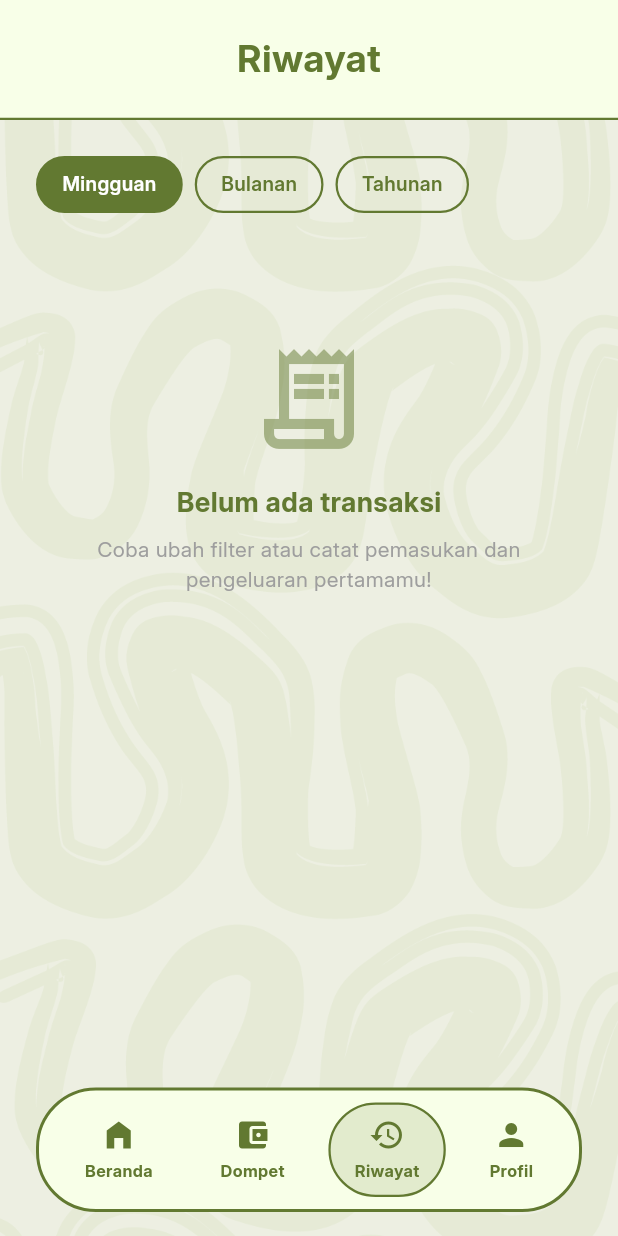
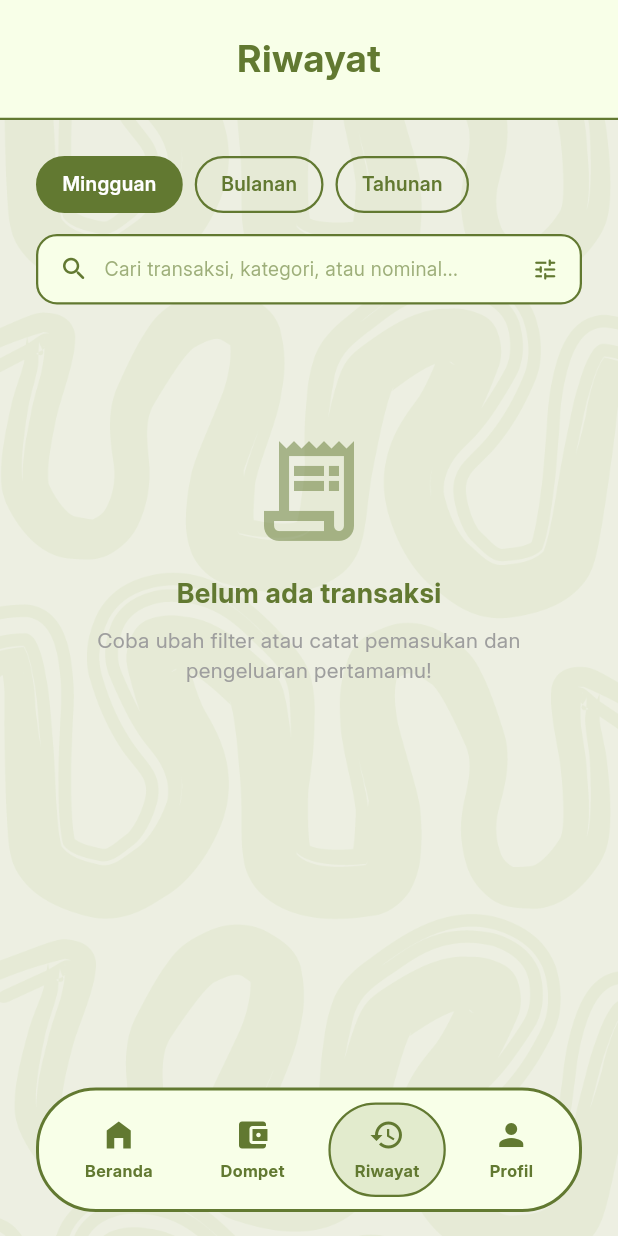
Before and after one commit to ElFahrezaSufi/Teenancial, a Flutter app: the screen it shows once a user with an empty profile is signed in, item 3 of the bottom bar chosen, on a phone screen of 412 x 824 dp. Run offline on Flutter 3.47's test engine with Material 3 defaults, Android fonts, the phone set to English and light mode, and no system bars; our stand-ins replace cached_network_image, cloud_firestore, firebase_auth, firebase_core, flutter_local_notifications, flutter_svg and 6 more; accounts and stored records are empty.

Commit message:
feat(history): add search shortcut on history screen

```diff
--- a/lib/models/transaction_model.dart
+++ b/lib/models/transaction_model.dart
@@ -60,7 +60,7 @@ class TransactionModel {
   /// Kompatibel mundur dengan dokumen pinjaman lunas lama yang belum memiliki `payments`.
   double get paidAmount {
     if (payments.isNotEmpty) {
-      return payments.fold(0.0, (sum, p) => sum + p.amount);
+      return payments.fold(0.0, (double total, p) => total + p.amount);
     }
     return isPaid ? amount : 0.0;
   }
@@ -95,7 +95,7 @@ class TransactionModel {
     final updatedPayments = [...payments, normalizedPayment]
       ..sort((a, b) => a.date.compareTo(b.date));
     final double totalPaid =
-        updatedPayments.fold(0.0, (sum, p) => sum + p.amount);
+        updatedPayments.fold(0.0, (double total, p) => total + p.amount);
     final bool nowPaid = totalPaid + 0.0001 >= amount;
 
     return copyWith(
@@ -121,7 +121,7 @@ class TransactionModel {
       ...payments.sublist(index + 1),
     ];
     final double totalPaid =
-        updatedPayments.fold(0.0, (sum, p) => sum + p.amount);
+        updatedPayments.fold(0.0, (double total, p) => total + p.amount);
     final bool stillPaid = amount > 0 && totalPaid + 0.0001 >= amount;
 
     return copyWith(
--- a/lib/screens/riwayat_screen.dart
+++ b/lib/screens/riwayat_screen.dart
@@ -18,6 +18,7 @@ import '../widgets/common/custom_filter_chip.dart';
 import '../widgets/common/skeleton.dart';
 import '../widgets/transaction/transaction_group.dart';
 import '../widgets/transaction/trend_chart_painter.dart';
+import 'semua_aktivitas_screen.dart';
 
 class RiwayatScreen extends StatefulWidget {
   const RiwayatScreen({super.key});
@@ -207,6 +208,56 @@ class _RiwayatScreenState extends State<RiwayatScreen> {
                           ),
                         ],
                       ),
+                      const SizedBox(height: 14),
+                      GestureDetector(
+                        onTap: () => context.push(
+                          AppRoutes.semuaAktivitas,
+                          extra: SemuaAktivitasArgs(
+                            filterIndex: _selectedFilter,
+                            autoFocusSearch: true,
+                          ),
+                        ),
+                        child: Container(
+                          padding: const EdgeInsets.symmetric(
+                            horizontal: 14,
+                            vertical: 12,
+                          ),
+                          decoration: BoxDecoration(
+                            color: inputBg,
+                            borderRadius: BorderRadius.circular(14),
+                            border: Border.all(
+                              color: primaryGreen,
+                              width: 1.5,
+                            ),
+                          ),
+                          child: Row(
+                            children: [
+                              const Icon(
+                                Icons.search_rounded,
+                                color: primaryGreen,
+                                size: 20,
+                              ),
+                              const SizedBox(width: 10),
+                              Expanded(
+                                child: Text(
+                                  'Cari transaksi, kategori, atau nominal...',
+                                  style: TextStyle(
+                                    color: primaryGreen.withValues(alpha: 0.6),
+                                    fontSize: 13,
+                                    fontFamily: 'Inter',
+                                    fontWeight: FontWeight.w500,
+                                  ),
+                                ),
+                              ),
+                              const Icon(
+                                Icons.tune_rounded,
+                                color: primaryGreen,
+                                size: 18,
+                              ),
+                            ],
+                          ),
+                        ),
+                      ),
                       if (filteredGroups.isEmpty)
                         Padding(
                           padding: const EdgeInsets.only(top: 60),
--- a/lib/widgets/transaction/loan_payment_history_sheet.dart
+++ b/lib/widgets/transaction/loan_payment_history_sheet.dart
@@ -63,7 +63,7 @@ class _LoanPaymentHistorySheetState extends State<LoanPaymentHistorySheet> {
       message: isDebt
           ? 'Cicilan ${Formatters.rupiah(payment.amount)} pada ${DateHelper.formatShort(payment.date)} akan dihapus dan saldo catatan di "$walletName" dikembalikan.'
           : 'Penerimaan cicilan ${Formatters.rupiah(payment.amount)} pada ${DateHelper.formatShort(payment.date)} akan dibatalkan dan mengurangi saldo catatan di "$walletName".',
-      confirmText: 'Batalkan Cicilan',
+      confirmLabel: 'Batalkan Cicilan',
       confirmColor: Colors.redAccent,
     );
 
```
Also changed, not shown: lib/routes/app_router.dart (+17 -4 lines).
